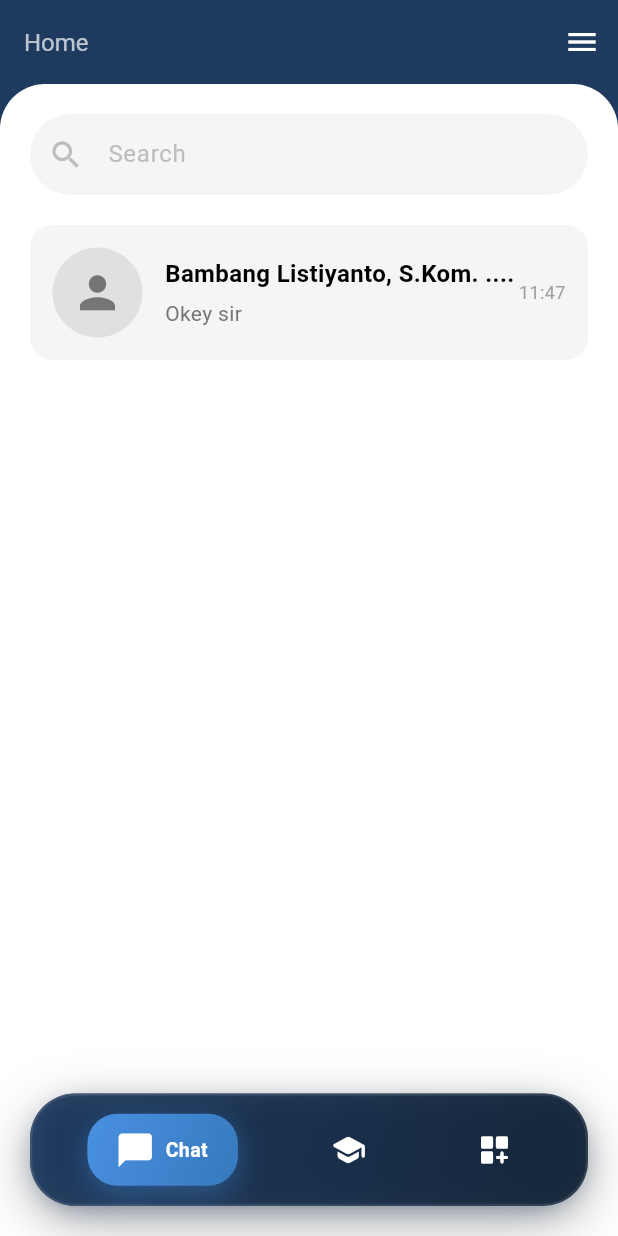
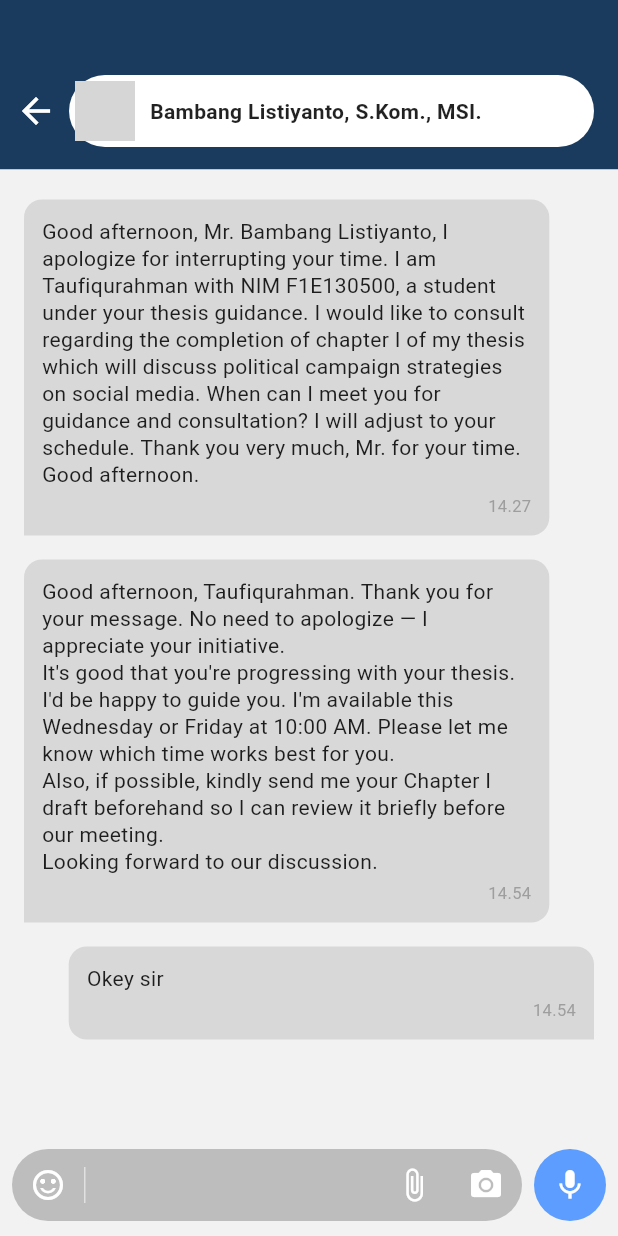
Before and after one commit to Arflifie/lectalk, a Flutter app: the screen it shows after launch, on a phone screen of 412 x 824 dp. Run offline on Flutter 3.47's test engine with Material 3 defaults, Android fonts, the light colour scheme and no system bars; network calls fail; Roboto replaces fonts that are missing (SF Pro Display); grey boxes are pictures that could not be loaded.

Commit message:
update halaman chat

```diff
--- a/lib/main.dart
+++ b/lib/main.dart
@@ -1,8 +1,7 @@
 import 'package:flutter/material.dart';
 import 'package:lectalk/pages/landing.dart';
-import 'package:lectalk/pages/dashboard.dart';
 import 'package:lectalk/pages/chat_page.dart';
-// import 'package:lectalk/pages/landing.dart';
+import 'package:lectalk/pages/chat.dart';
 
 void main() {
   runApp(const MyApp());
@@ -21,7 +20,7 @@
         primarySwatch: Colors.blue,
         fontFamily: 'SF Pro Display',
       ),
-      home: const ChatPage(),
+      home: const ChatScreen(),
     );
   }
 }
--- a/lib/pages/chat.dart
+++ b/lib/pages/chat.dart
@@ -0,0 +1,259 @@
+import 'package:flutter/material.dart';
+
+// --- Constants (Warna & Style Khusus Chat) ---
+class AppColors {
+  static const Color primaryBlue = Color(0xFF1A3B5D); // Header
+  static const Color backgroundGrey = Color(0xFFF5F5F5); // Background
+  static const Color bubbleGrey = Color(0xFFD8D8D8); // Bubble Chat
+  static const Color inputPill = Color(0xFFBDBDBD); // Input Container
+  static const Color micBlue = Color(0xFF5C9DFF); // Tombol Mic
+}
+
+class AppTextStyles {
+  static const TextStyle headerTitle = TextStyle(
+    color: Colors.black87,
+    fontWeight: FontWeight.bold,
+    fontSize: 14,
+  );
+  static const TextStyle messageText = TextStyle(
+    color: Colors.black87,
+    fontSize: 14,
+    height: 1.3,
+  );
+  static const TextStyle timeText = TextStyle(color: Colors.grey, fontSize: 11);
+}
+
+// --- Main Screen ---
+
+class ChatScreen extends StatefulWidget {
+  const ChatScreen({super.key});
+
+  @override
+  State<ChatScreen> createState() => _ChatScreenState();
+}
+
+class _ChatScreenState extends State<ChatScreen> {
+  final TextEditingController _textController = TextEditingController();
+
+  // Dummy Data
+  final List<Map<String, dynamic>> _messages = [
+    {
+      "text":
+          "Good afternoon, Mr. Bambang Listiyanto, I apologize for interrupting your time. I am Taufiqurahman with NIM F1E130500, a student under your thesis guidance. I would like to consult regarding the completion of chapter I of my thesis which will discuss political campaign strategies on social media. When can I meet you for guidance and consultation? I will adjust to your schedule. Thank you very much, Mr. for your time. Good afternoon.",
+      "time": "14.27",
+      "isMe": false,
+    },
+    {
+      "text":
+          "Good afternoon, Taufiqurahman. Thank you for your message. No need to apologize — I appreciate your initiative.\nIt's good that you're progressing with your thesis. I'd be happy to guide you. I'm available this Wednesday or Friday at 10:00 AM. Please let me know which time works best for you.\nAlso, if possible, kindly send me your Chapter I draft beforehand so I can review it briefly before our meeting.\nLooking forward to our discussion.",
+      "time": "14.54",
+      "isMe": false,
+    },
+    {"text": "Okey sir", "time": "14.54", "isMe": true},
+  ];
+
+  @override
+  Widget build(BuildContext context) {
+    return Scaffold(
+      backgroundColor: Colors.white,
+      body: Column(
+        children: [
+          _buildCustomHeader(),
+          Expanded(
+            child: Container(
+              color: const Color(0xFFF2F2F2),
+              child: ListView.builder(
+                padding: const EdgeInsets.symmetric(
+                  horizontal: 16,
+                  vertical: 20,
+                ),
+                itemCount: _messages.length,
+                itemBuilder: (context, index) {
+                  final msg = _messages[index];
+                  return ChatBubble(
+                    text: msg['text'],
+                    time: msg['time'],
+                    isMe: msg['isMe'],
+                  );
+                },
+              ),
+            ),
+          ),
+          _buildInputArea(),
+        ],
+      ),
+    );
+  }
+
+  Widget _buildCustomHeader() {
+    return Container(
+      padding: const EdgeInsets.only(top: 50, bottom: 15, left: 10, right: 16),
+      color: AppColors.primaryBlue,
+      child: Row(
+        children: [
+          const Icon(Icons.arrow_back, color: Colors.white, size: 28),
+          const SizedBox(width: 8),
+          Expanded(
+            child: Container(
+              padding: const EdgeInsets.all(4),
+              decoration: BoxDecoration(
+                color: Colors.white,
+                borderRadius: BorderRadius.circular(30),
+              ),
+              child: Row(
+                children: [
+                  // Menggunakan Container sebagai fallback jika gambar gagal load/offline
+                  Container(
+                    width: 40,
+                    height: 40,
+                    decoration: const BoxDecoration(
+                      shape: BoxShape.circle,
+                      color: Colors.grey,
+                      image: DecorationImage(
+                        image: NetworkImage('https://i.pravatar.cc/150?img=11'),
+                        fit: BoxFit.cover,
+                      ),
+                    ),
+                  ),
+                  const SizedBox(width: 10),
+                  Expanded(
+                    child: Text(
+                      "Bambang Listiyanto, S.Kom., MSI.",
+                      style: AppTextStyles.headerTitle,
+                      overflow: TextOverflow.ellipsis,
+                    ),
+                  ),
+                ],
+              ),
+            ),
+          ),
+        ],
+      ),
+    );
+  }
+
+  Widget _buildInputArea() {
+    return SafeArea(
+      top: false,
+      child: Container(
+        padding: const EdgeInsets.symmetric(horizontal: 8, vertical: 10),
+        color: const Color(0xFFF2F2F2),
+        child: Row(
+          crossAxisAlignment: CrossAxisAlignment.end,
+          children: [
+            Expanded(
+              child: Container(
+                decoration: BoxDecoration(
+                  color: AppColors.inputPill,
+                  borderRadius: BorderRadius.circular(25),
+                ),
+                child: Row(
+                  children: [
+                    IconButton(
+                      icon: const Icon(
+                        Icons.sentiment_satisfied_alt,
+                        color: Colors.white,
+                      ),
+                      onPressed: () {},
+                    ),
+                    Container(width: 1, height: 24, color: Colors.white54),
+                    const SizedBox(width: 8),
+                    Expanded(
+                      child: TextField(
+                        controller: _textController,
+                        decoration: const InputDecoration(
+                          hintText: "",
+                          border: InputBorder.none,
+                          isDense: true,
+                          contentPadding: EdgeInsets.symmetric(vertical: 10),
+                        ),
+                        style: const TextStyle(color: Colors.white),
+                        minLines: 1,
+                        maxLines: 4,
+                      ),
+                    ),
+                    IconButton(
+                      icon: const Icon(Icons.attach_file, color: Colors.white),
+                      onPressed: () {},
+                    ),
+                    IconButton(
+                      icon: const Icon(Icons.camera_alt, color: Colors.white),
+                      onPressed: () {},
+                    ),
+                  ],
+                ),
+              ),
+            ),
+            const SizedBox(width: 8),
+            Container(
+              decoration: const BoxDecoration(
+                color: AppColors.micBlue,
+                shape: BoxShape.circle,
+              ),
+              child: IconButton(
+                icon: const Icon(Icons.mic, color: Colors.white),
+                onPressed: () {},
+              ),
+            ),
+          ],
+        ),
+      ),
+    );
+  }
+}
+
+// --- Widget Component Terpisah ---
+
+class ChatBubble extends StatelessWidget {
+  final String text;
+  final String time;
+  final bool isMe;
+
+  const ChatBubble({
+    super.key,
+    required this.text,
+    required this.time,
+    required this.isMe,
+  });
+
+  @override
+  Widget build(BuildContext context) {
+    final align = isMe ? CrossAxisAlignment.end : CrossAxisAlignment.start;
+    // Dalam screenshot, kedua bubble warnanya sama (abu-abu)
+    final bgColor = AppColors.bubbleGrey;
+
+    return Column(
+      crossAxisAlignment: align,
+      children: [
+        Container(
+          margin: const EdgeInsets.only(bottom: 4),
+          constraints: BoxConstraints(
+            maxWidth: MediaQuery.of(context).size.width * 0.85,
+          ),
+          padding: const EdgeInsets.all(12),
+          decoration: BoxDecoration(
+            color: bgColor,
+            borderRadius: BorderRadius.only(
+              topLeft: const Radius.circular(12),
+              topRight: const Radius.circular(12),
+              bottomLeft: isMe ? const Radius.circular(12) : Radius.zero,
+              bottomRight: isMe ? Radius.zero : const Radius.circular(12),
+            ),
+          ),
+          child: Column(
+            crossAxisAlignment: CrossAxisAlignment.start,
+            children: [
+              Text(text, style: AppTextStyles.messageText),
+              const SizedBox(height: 4),
+              Align(
+                alignment: Alignment.bottomRight,
+                child: Text(time, style: AppTextStyles.timeText),
+              ),
+            ],
+          ),
+        ),
+        const SizedBox(height: 12),
+      ],
+    );
+  }
+}
```
Also changed, not shown: lib/pages/dashboard.dart (deleted, +0 -337 lines).
